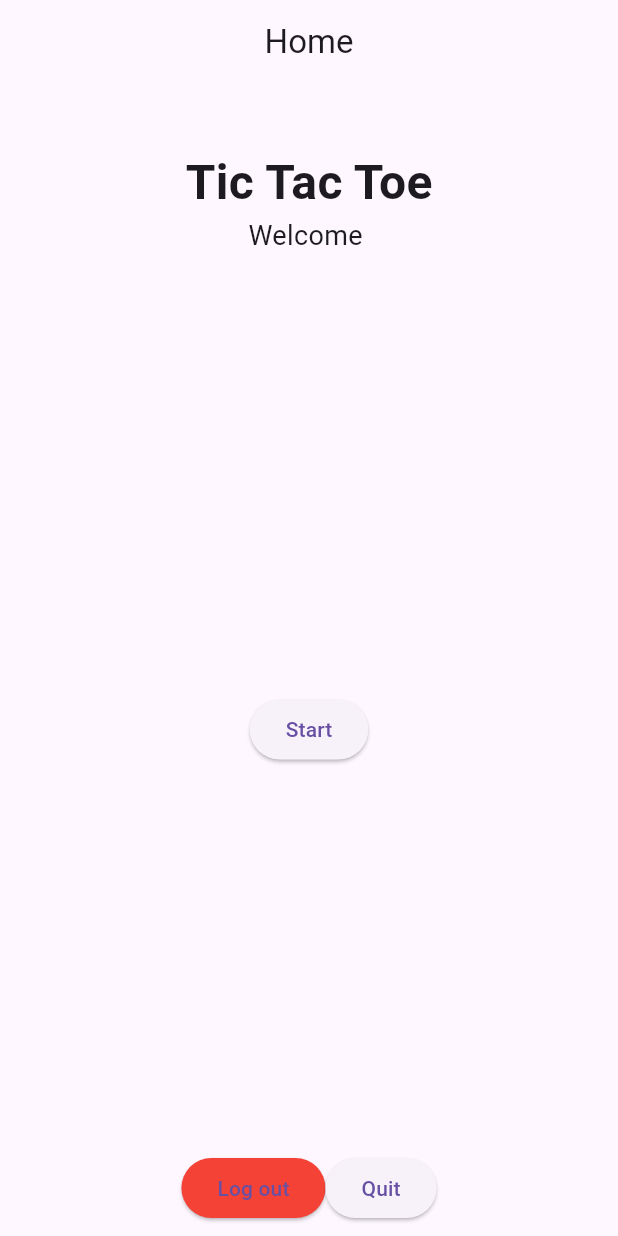
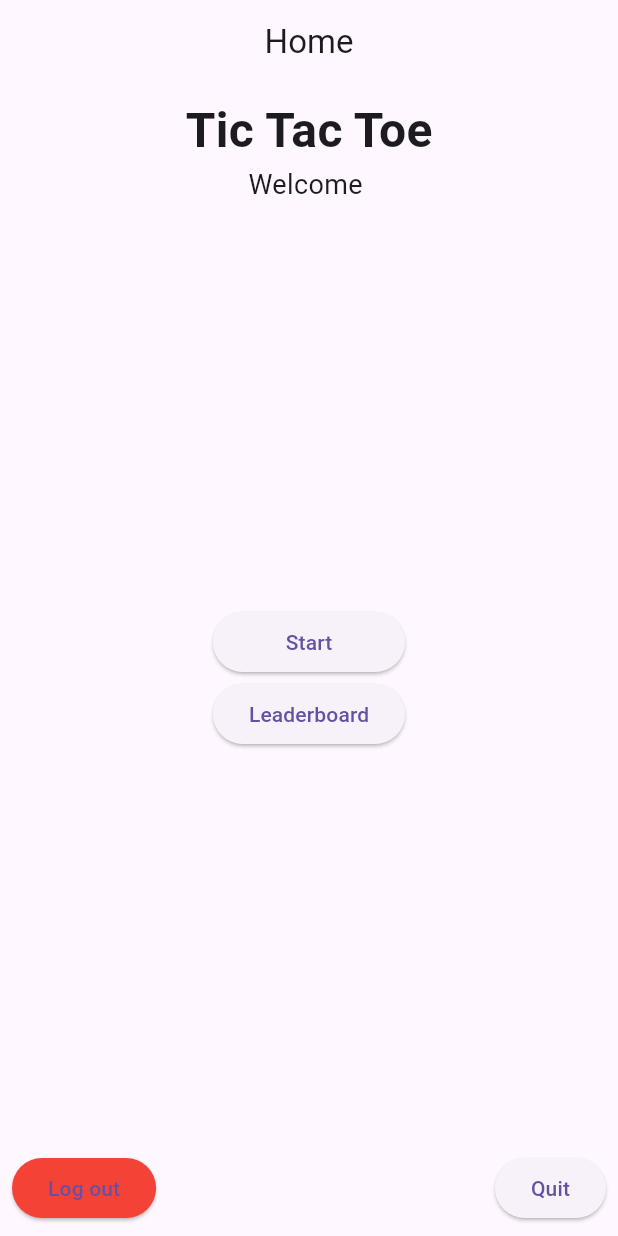
Before and after one commit to adelinewidyatmoko/TicTacToe_Technology_Innovation, a Flutter app: the screen it shows once a user with an empty profile is signed in, on a phone screen of 412 x 824 dp. Run offline on Flutter 3.47's test engine with Material 3 defaults, Android fonts, the phone set to English and light mode, and no system bars; our stand-ins replace cloud_firestore, firebase_auth, firebase_core; accounts and stored records are empty; generated files the repository leaves out were written again.

```diff
--- a/tictactoe/lib/home_page.dart
+++ b/tictactoe/lib/home_page.dart
@@ -3,6 +3,7 @@ import 'package:flutter/material.dart';
 import 'package:flutter/services.dart';
 import 'package:tictactoe/auth_gate.dart';
 import 'package:tictactoe/gamemodes.dart';
+import 'package:tictactoe/leaderboard.dart';
 
 class HomePage extends StatelessWidget {
   const HomePage({super.key});
@@ -16,22 +17,15 @@ class HomePage extends StatelessWidget {
       body: Padding(
         padding: const EdgeInsets.all(8.0),
         child: Center(
-          child: IntrinsicWidth(
           child: Column(
-              crossAxisAlignment: CrossAxisAlignment.stretch,
             mainAxisAlignment: MainAxisAlignment.center,
             children: [
-                Expanded(
-                  flex: 3,
-                  child: Column(
+              Column(
                 mainAxisAlignment: MainAxisAlignment.center,
                 children: [
                   const Text(
                     'Tic Tac Toe',
-                        style: TextStyle(
-                          fontSize: 32,
-                          fontWeight: FontWeight.bold,
-                        ),
+                    style: TextStyle(fontSize: 32, fontWeight: FontWeight.bold),
                   ),
                   Text(
                     'Welcome ${user?.email ?? "Guest"}',
@@ -39,10 +33,11 @@ class HomePage extends StatelessWidget {
                   ),
                 ],
               ),
-                ),
               Expanded(
                 flex: 12,
+                child: IntrinsicWidth(
                   child: Column(
+                    crossAxisAlignment: CrossAxisAlignment.stretch,
                     mainAxisAlignment: MainAxisAlignment.center,
                     children: [
                       ElevatedButton(
@@ -56,7 +51,19 @@ class HomePage extends StatelessWidget {
                         },
                         child: const Text('Start'),
                       ),
+                      ElevatedButton(
+                        onPressed: () {
+                          Navigator.push(
+                            context,
+                            MaterialPageRoute(
+                              builder: (context) => const LeaderboardPage(),
+                            ),
+                          );
+                        },
+                        child: const Text('Leaderboard'),
+                      ),
                     ],
+                  ),
                 ),
               ),
               Row(
@@ -89,7 +96,6 @@ class HomePage extends StatelessWidget {
           ),
         ),
       ),
-      ),
     );
   }
 }
```
Lines whose indentation alone changed are shown as unchanged.
